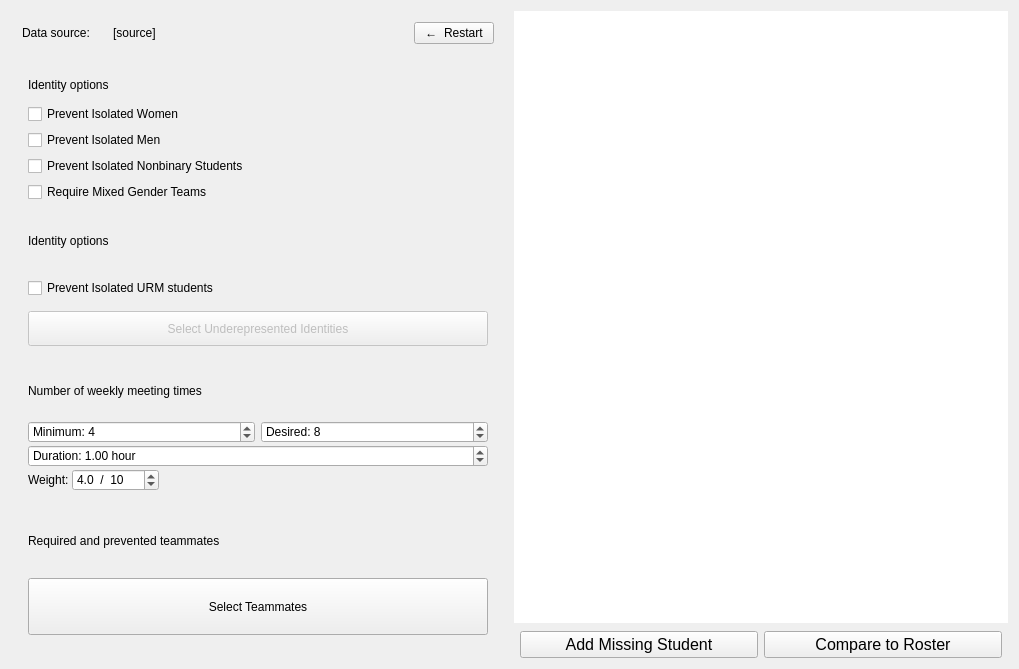
Qt form gruepr.ui (gruepr/gruepr) before a commit.
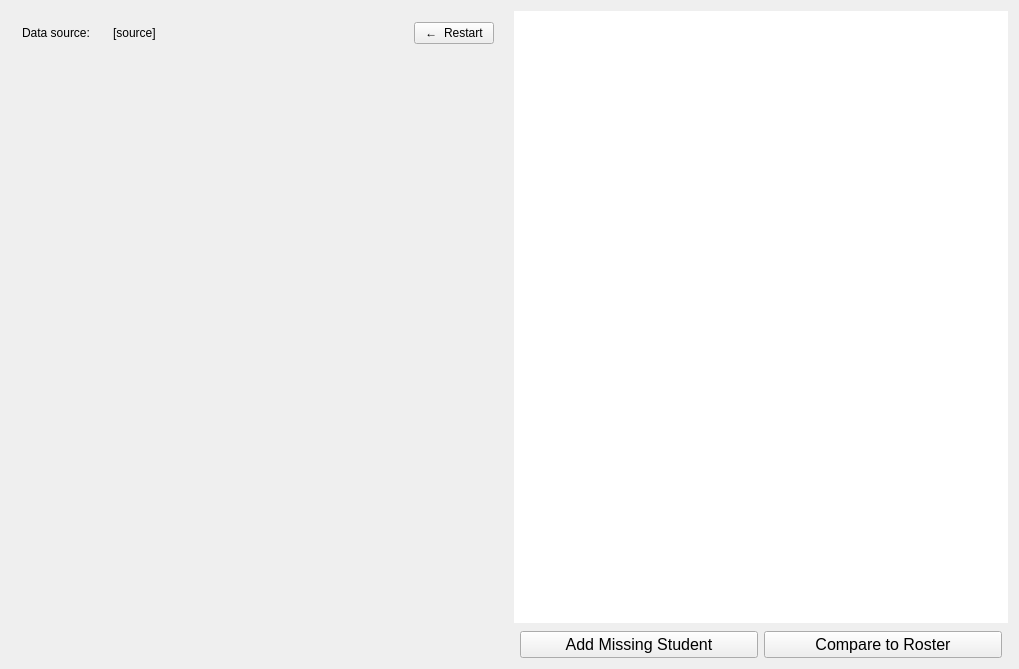
The same form after that commit. Icons and pictures are not drawn. Custom widgets are drawn as their Qt base class.

Commit message: Added Gender Identity Criteria and Meeting Times Criteria Card

Diff of the .ui file:
```diff
--- a/gruepr.ui
+++ b/gruepr.ui
@@ -336,360 +336,6 @@
           <property name="bottomMargin">
            <number>6</number>
           </property>
-          <item>
-           <widget class="DraggableQFrame" name="genderFrame">
-            <layout class="QVBoxLayout" name="genderLayout">
-             <property name="spacing">
-              <number>6</number>
-             </property>
-             <item alignment="Qt::AlignmentFlag::AlignLeft|Qt::AlignmentFlag::AlignVCenter">
-              <widget class="QLabel" name="genderLabel">
-               <property name="text">
-                <string>Identity options</string>
-               </property>
-              </widget>
-             </item>
-             <item>
-              <spacer name="genderLabelSpacer">
-               <property name="orientation">
-                <enum>Qt::Orientation::Vertical</enum>
-               </property>
-               <property name="sizeType">
-                <enum>QSizePolicy::Policy::Fixed</enum>
-               </property>
-               <property name="sizeHint" stdset="0">
-                <size>
-                 <width>20</width>
-                 <height>6</height>
-                </size>
-               </property>
-              </spacer>
-             </item>
-             <item>
-              <widget class="QCheckBox" name="isolatedWomenCheckBox">
-               <property name="sizePolicy">
-                <sizepolicy hsizetype="Preferred" vsizetype="Minimum">
-                 <horstretch>0</horstretch>
-                 <verstretch>0</verstretch>
-                </sizepolicy>
-               </property>
-               <property name="toolTip">
-                <string>If selected, gruepr will try to prevent forming teams that have exactly one woman.</string>
-               </property>
-               <property name="text">
-                <string>Prevent Isolated Women</string>
-               </property>
-              </widget>
-             </item>
-             <item>
-              <widget class="QCheckBox" name="isolatedMenCheckBox">
-               <property name="sizePolicy">
-                <sizepolicy hsizetype="Preferred" vsizetype="Minimum">
-                 <horstretch>0</horstretch>
-                 <verstretch>0</verstretch>
-                </sizepolicy>
-               </property>
-               <property name="toolTip">
-                <string>If selected, gruepr will try to prevent forming teams that have exactly one man.</string>
-               </property>
-               <property name="text">
-                <string>Prevent Isolated Men</string>
-               </property>
-              </widget>
-             </item>
-             <item>
-              <widget class="QCheckBox" name="isolatedNonbinaryCheckBox">
-               <property name="sizePolicy">
-                <sizepolicy hsizetype="Preferred" vsizetype="Minimum">
-                 <horstretch>0</horstretch>
-                 <verstretch>0</verstretch>
-                </sizepolicy>
-               </property>
-               <property name="toolTip">
-                <string>If selected, gruepr will try to prevent forming teams that have exactly one nonbinary student.</string>
-               </property>
-               <property name="text">
-                <string>Prevent Isolated Nonbinary Students</string>
-               </property>
-              </widget>
-             </item>
-             <item>
-              <widget class="QCheckBox" name="mixedGenderCheckBox">
-               <property name="sizePolicy">
-                <sizepolicy hsizetype="Preferred" vsizetype="Minimum">
-                 <horstretch>0</horstretch>
-                 <verstretch>0</verstretch>
-                </sizepolicy>
-               </property>
-               <property name="toolTip">
-                <string>If selected, gruepr will try to prevent forming teams that are either all women or all men.</string>
-               </property>
-               <property name="text">
-                <string>Require Mixed Gender Teams</string>
-               </property>
-              </widget>
-             </item>
-            </layout>
-           </widget>
-          </item>
-          <item>
-           <widget class="DraggableQFrame" name="URMFrame">
-            <layout class="QVBoxLayout" name="URMLayout">
-             <property name="spacing">
-              <number>6</number>
-             </property>
-             <item alignment="Qt::AlignmentFlag::AlignLeft|Qt::AlignmentFlag::AlignVCenter">
-              <widget class="QLabel" name="URMLabel">
-               <property name="text">
-                <string>Identity options</string>
-               </property>
-              </widget>
-             </item>
-             <item>
-              <spacer name="URMLabelSpacer">
-               <property name="orientation">
-                <enum>Qt::Orientation::Vertical</enum>
-               </property>
-               <property name="sizeType">
-                <enum>QSizePolicy::Policy::Fixed</enum>
-               </property>
-               <property name="sizeHint" stdset="0">
-                <size>
-                 <width>20</width>
-                 <height>6</height>
-                </size>
-               </property>
-              </spacer>
-             </item>
-             <item>
-              <widget class="QCheckBox" name="isolatedURMCheckBox">
-               <property name="sizePolicy">
-                <sizepolicy hsizetype="Preferred" vsizetype="Minimum">
-                 <horstretch>0</horstretch>
-                 <verstretch>0</verstretch>
-                </sizepolicy>
-               </property>
-               <property name="toolTip">
-                <string>&lt;html&gt;If selected, gruepr will try to prevent forming teams that have exactly one student from an underrepresented minority group.&lt;/html&gt;</string>
-               </property>
-               <property name="text">
-                <string>Prevent Isolated URM students</string>
-               </property>
-              </widget>
-             </item>
-             <item>
-              <widget class="QPushButton" name="URMResponsesButton">
-               <property name="enabled">
-                <bool>false</bool>
-               </property>
-               <property name="sizePolicy">
-                <sizepolicy hsizetype="Preferred" vsizetype="Preferred">
-                 <horstretch>0</horstretch>
-                 <verstretch>0</verstretch>
-                </sizepolicy>
-               </property>
-               <property name="toolTip">
-                <string>&lt;html&gt;Select which racial/ethnic/cultural identites should be considered underrepresented.&lt;/html&gt;</string>
-               </property>
-               <property name="text">
-                <string>Select Underepresented Identities</string>
-               </property>
-              </widget>
-             </item>
-            </layout>
-           </widget>
-          </item>
-          <item>
-           <widget class="DraggableQFrame" name="scheduleFrame">
-            <layout class="QVBoxLayout" name="scheduleLayout">
-             <property name="spacing">
-              <number>2</number>
-             </property>
-             <item>
-              <widget class="QLabel" name="scheduleLabel">
-               <property name="text">
-                <string>Number of weekly meeting times</string>
-               </property>
-              </widget>
-             </item>
-             <item>
-              <spacer name="scheduleLabelSpacer">
-               <property name="orientation">
-                <enum>Qt::Orientation::Vertical</enum>
-               </property>
-               <property name="sizeType">
-                <enum>QSizePolicy::Policy::Fixed</enum>
-               </property>
-               <property name="sizeHint" stdset="0">
-                <size>
-                 <width>20</width>
-                 <height>6</height>
-                </size>
-               </property>
-              </spacer>
-             </item>
-             <item>
-              <layout class="QGridLayout" name="meetingTimesLayout">
-               <property name="sizeConstraint">
-                <enum>QLayout::SizeConstraint::SetMinimumSize</enum>
-               </property>
-               <property name="horizontalSpacing">
-                <number>6</number>
-               </property>
-               <property name="verticalSpacing">
-                <number>2</number>
-               </property>
-               <item row="1" column="0">
-                <widget class="QSpinBox" name="minMeetingTimes">
-                 <property name="toolTip">
-                  <string>gruepr will try to prevent forming teams with fewer than this many available meeting times.</string>
-                 </property>
-                 <property name="prefix">
-                  <string>Minimum: </string>
-                 </property>
-                 <property name="value">
-                  <number>4</number>
-                 </property>
-                </widget>
-               </item>
-               <item row="1" column="1">
-                <widget class="QSpinBox" name="desiredMeetingTimes">
-                 <property name="toolTip">
-                  <string>gruepr will try to create teams that have this many available meeting times.</string>
-                 </property>
-                 <property name="prefix">
-                  <string>Desired: </string>
-                 </property>
-                 <property name="minimum">
-                  <number>1</number>
-                 </property>
-                 <property name="value">
-                  <number>8</number>
-                 </property>
-                </widget>
-               </item>
-              </layout>
-             </item>
-             <item>
-              <layout class="QHBoxLayout" name="meetingLengthLayout">
-               <item>
-                <widget class="QDoubleSpinBox" name="meetingLengthSpinBox">
-                 <property name="prefix">
-                  <string>Duration: </string>
-                 </property>
-                 <property name="suffix">
-                  <string> hour</string>
-                 </property>
-                 <property name="decimals">
-                  <number>2</number>
-                 </property>
-                 <property name="minimum">
-                  <double>0.250000000000000</double>
-                 </property>
-                 <property name="maximum">
-                  <double>3.000000000000000</double>
-                 </property>
-                 <property name="singleStep">
-                  <double>0.250000000000000</double>
-                 </property>
-                 <property name="value">
-                  <double>1.000000000000000</double>
-                 </property>
-                </widget>
-               </item>
-              </layout>
-             </item>
-             <item>
-              <layout class="QHBoxLayout" name="scheduleWeightLayout">
-               <property name="spacing">
-                <number>0</number>
-               </property>
-               <item>
-                <widget class="QLabel" name="scheduleWeightLabel">
-                 <property name="text">
-                  <string>Weight: </string>
-                 </property>
-                </widget>
-               </item>
-               <item>
-                <widget class="QDoubleSpinBox" name="scheduleWeight">
-                 <property name="suffix">
-                  <string notr="true">  /  10</string>
-                 </property>
-                 <property name="decimals">
-                  <number>1</number>
-                 </property>
-                 <property name="value">
-                  <double>4.000000000000000</double>
-                 </property>
-                </widget>
-               </item>
-               <item>
-                <spacer name="horizontalSpacer_3">
-                 <property name="orientation">
-                  <enum>Qt::Orientation::Horizontal</enum>
-                 </property>
-                 <property name="sizeHint" stdset="0">
-                  <size>
-                   <width>0</width>
-                   <height>18</height>
-                  </size>
-                 </property>
-                </spacer>
-               </item>
-              </layout>
-             </item>
-            </layout>
-           </widget>
-          </item>
-          <item>
-           <widget class="DraggableQFrame" name="teammatesFrame">
-            <layout class="QVBoxLayout" name="teammatesLayout" stretch="0,0,0">
-             <property name="spacing">
-              <number>2</number>
-             </property>
-             <item alignment="Qt::AlignmentFlag::AlignLeft|Qt::AlignmentFlag::AlignVCenter">
-              <widget class="QLabel" name="teammatesLabel">
-               <property name="text">
-                <string>Required and prevented teammates</string>
-               </property>
-              </widget>
-             </item>
-             <item>
-              <spacer name="teammatesLabelSpacer">
-               <property name="orientation">
-                <enum>Qt::Orientation::Vertical</enum>
-               </property>
-               <property name="sizeType">
-                <enum>QSizePolicy::Policy::Fixed</enum>
-               </property>
-               <property name="sizeHint" stdset="0">
-                <size>
-                 <width>20</width>
-                 <height>6</height>
-                </size>
-               </property>
-              </spacer>
-             </item>
-             <item>
-              <widget class="QPushButton" name="teammatesButton">
-               <property name="sizePolicy">
-                <sizepolicy hsizetype="Expanding" vsizetype="Preferred">
-                 <horstretch>0</horstretch>
-                 <verstretch>0</verstretch>
-                </sizepolicy>
-               </property>
-               <property name="toolTip">
-                <string>Create sets of students that must be placed on the same team.</string>
-               </property>
-               <property name="text">
-                <string>Select Teammates</string>
-               </property>
-              </widget>
-             </item>
-            </layout>
-           </widget>
-          </item>
          </layout>
         </widget>
        </widget>
@@ -706,12 +352,6 @@
    <extends>QTableWidget</extends>
    <header>widgets/studentTableWidget.h</header>
   </customwidget>
-  <customwidget>
-   <class>DraggableQFrame</class>
-   <extends>QFrame</extends>
-   <header>widgets/draggableQFrame.h</header>
-   <container>1</container>
-  </customwidget>
  </customwidgets>
  <resources>
   <include location="gruepr.qrc"/>
```
The commit also changes 7 other files.
